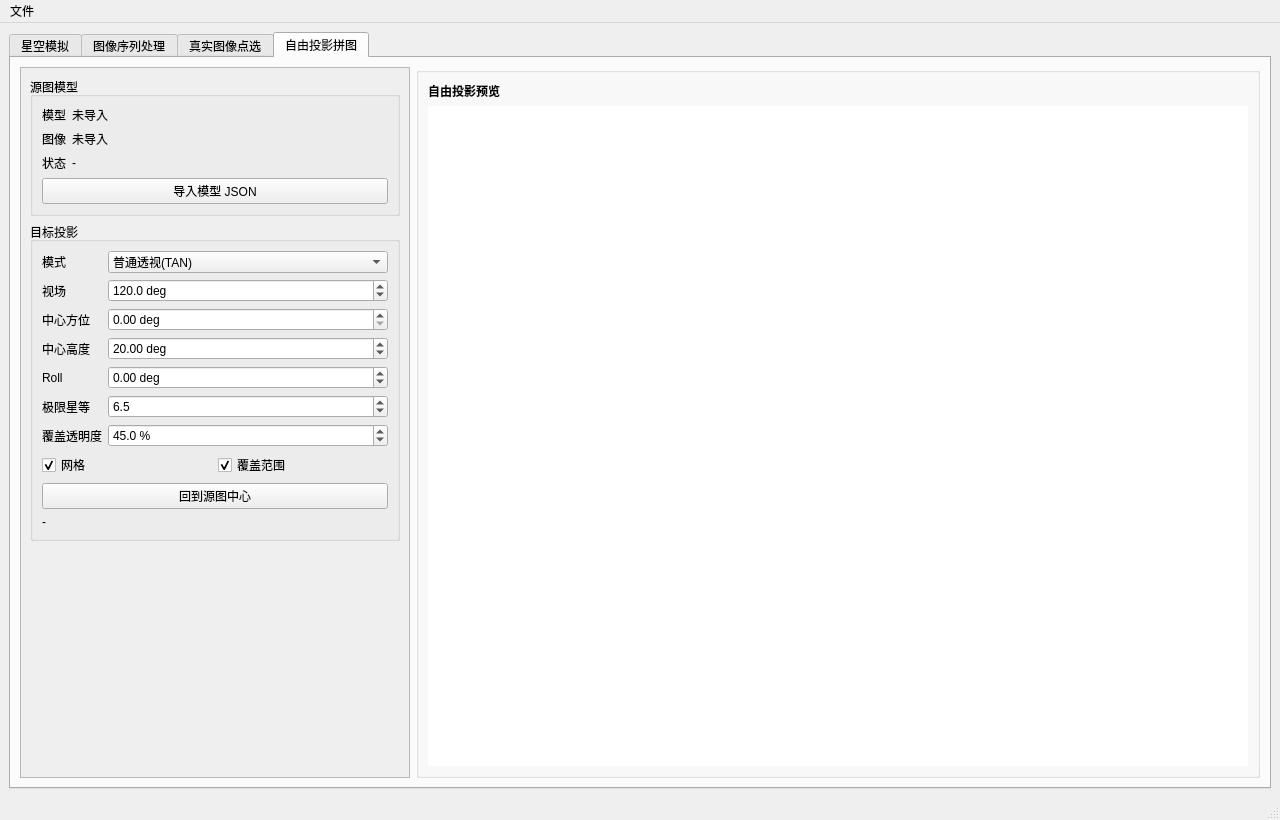
This is meteoalign/ui/main_window.ui in HG731GZ/HGMeteoTool as Qt 5 draws it before an edit. The edited form follows.
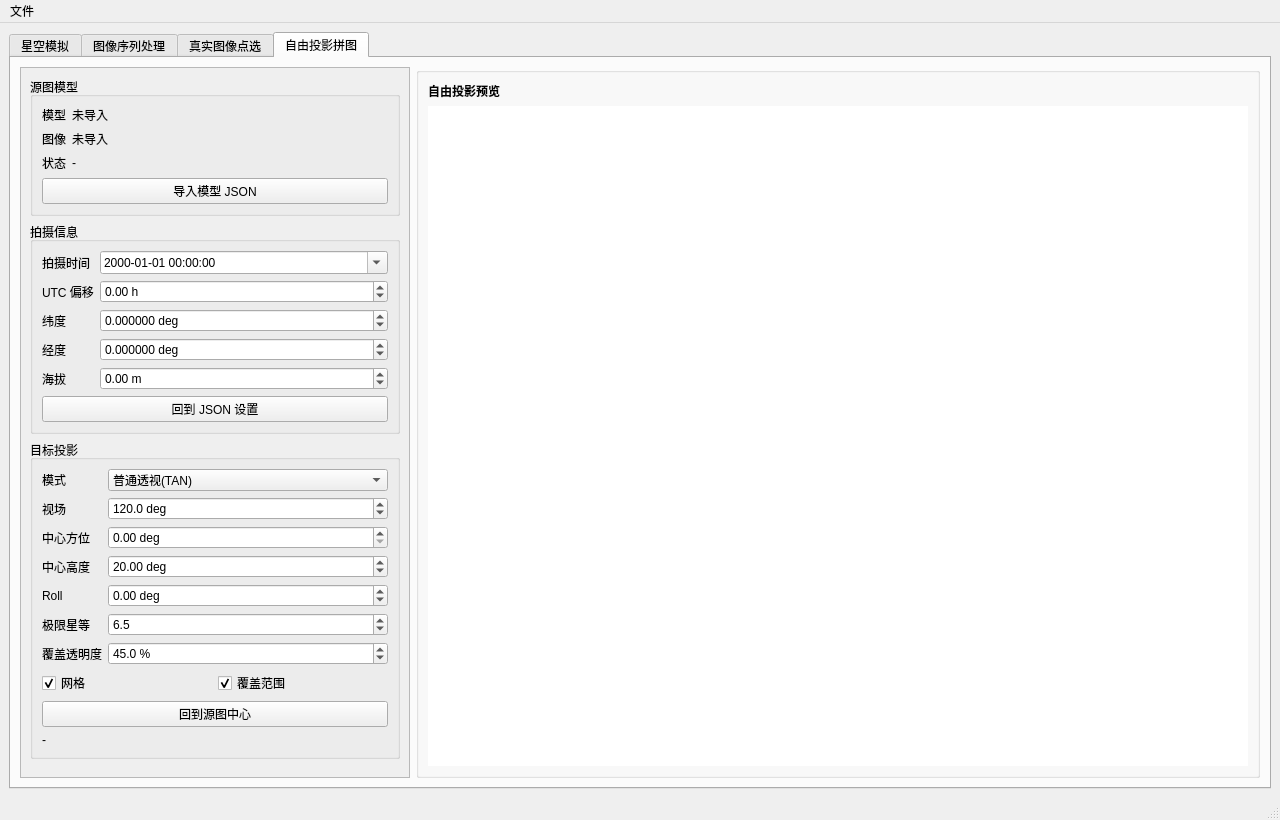
This is the edited form. The open tabs and pages were chosen to show the change.

Commit message: 贴图到天球现在能手动改地理位置与拍摄时间

Patch:
```diff
--- a/meteoalign/ui/main_window.ui
+++ b/meteoalign/ui/main_window.ui
@@ -1656,11 +1656,11 @@
           </property>
           <widget class="QWidget" name="widgetMosaicSidePanel">
            <property name="geometry">
-            <rect>
+           <rect>
              <x>0</x>
              <y>0</y>
              <width>360</width>
-             <height>760</height>
+             <height>980</height>
             </rect>
            </property>
            <layout class="QVBoxLayout" name="verticalLayoutMosaicSidePanel">
@@ -1747,6 +1747,132 @@
                 <widget class="QPushButton" name="pushButtonImportMosaicModel">
                  <property name="text">
                   <string>导入模型 JSON</string>
+                 </property>
+                </widget>
+               </item>
+             </layout>
+             </widget>
+            </item>
+            <item>
+             <widget class="QGroupBox" name="groupBoxMosaicObserver">
+              <property name="title">
+               <string>拍摄信息</string>
+              </property>
+              <layout class="QVBoxLayout" name="verticalLayoutMosaicObserver">
+               <item>
+                <layout class="QFormLayout" name="formLayoutMosaicObserver">
+                 <item row="0" column="0">
+                  <widget class="QLabel" name="labelMosaicObservationTime">
+                   <property name="text">
+                    <string>拍摄时间</string>
+                   </property>
+                  </widget>
+                 </item>
+                 <item row="0" column="1">
+                  <widget class="QDateTimeEdit" name="dateTimeEditMosaicObservation">
+                   <property name="calendarPopup">
+                    <bool>true</bool>
+                   </property>
+                   <property name="displayFormat">
+                    <string>yyyy-MM-dd HH:mm:ss</string>
+                   </property>
+                  </widget>
+                 </item>
+                 <item row="1" column="0">
+                  <widget class="QLabel" name="labelMosaicUtcOffset">
+                   <property name="text">
+                    <string>UTC 偏移</string>
+                   </property>
+                  </widget>
+                 </item>
+                 <item row="1" column="1">
+                  <widget class="QDoubleSpinBox" name="doubleSpinBoxMosaicUtcOffset">
+                   <property name="minimum">
+                    <double>-12.000000000000000</double>
+                   </property>
+                   <property name="maximum">
+                    <double>14.000000000000000</double>
+                   </property>
+                   <property name="singleStep">
+                    <double>0.500000000000000</double>
+                   </property>
+                   <property name="suffix">
+                    <string> h</string>
+                   </property>
+                  </widget>
+                 </item>
+                 <item row="2" column="0">
+                  <widget class="QLabel" name="labelMosaicLatitude">
+                   <property name="text">
+                    <string>纬度</string>
+                   </property>
+                  </widget>
+                 </item>
+                 <item row="2" column="1">
+                  <widget class="QDoubleSpinBox" name="doubleSpinBoxMosaicLatitude">
+                   <property name="decimals">
+                    <number>6</number>
+                   </property>
+                   <property name="minimum">
+                    <double>-90.000000000000000</double>
+                   </property>
+                   <property name="maximum">
+                    <double>90.000000000000000</double>
+                   </property>
+                   <property name="suffix">
+                    <string> deg</string>
+                   </property>
+                  </widget>
+                 </item>
+                 <item row="3" column="0">
+                  <widget class="QLabel" name="labelMosaicLongitude">
+                   <property name="text">
+                    <string>经度</string>
+                   </property>
+                  </widget>
+                 </item>
+                 <item row="3" column="1">
+                  <widget class="QDoubleSpinBox" name="doubleSpinBoxMosaicLongitude">
+                   <property name="decimals">
+                    <number>6</number>
+                   </property>
+                   <property name="minimum">
+                    <double>-180.000000000000000</double>
+                   </property>
+                   <property name="maximum">
+                    <double>180.000000000000000</double>
+                   </property>
+                   <property name="suffix">
+                    <string> deg</string>
+                   </property>
+                  </widget>
+                 </item>
+                 <item row="4" column="0">
+                  <widget class="QLabel" name="labelMosaicElevation">
+                   <property name="text">
+                    <string>海拔</string>
+                   </property>
+                  </widget>
+                 </item>
+                 <item row="4" column="1">
+                  <widget class="QDoubleSpinBox" name="doubleSpinBoxMosaicElevation">
+                   <property name="minimum">
+                    <double>-500.000000000000000</double>
+                   </property>
+                   <property name="maximum">
+                    <double>9000.000000000000000</double>
+                   </property>
+                   <property name="suffix">
+                    <string> m</string>
+                   </property>
+                  </widget>
+                 </item>
+                </layout>
+               </item>
+               <item>
+                <widget class="QPushButton" name="pushButtonResetMosaicObserver">
+                 <property name="text">
+                  <string>回到 JSON 设置</string>
                  </property>
                 </widget>
                </item>
```
The commit also changes 2 other files.
